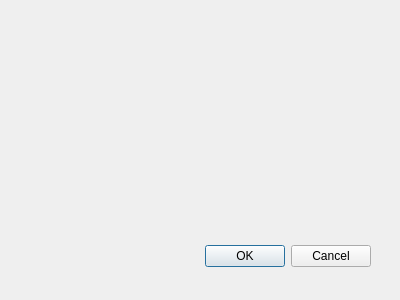
Qt form platform/shared/qt/rhodes/AlertDialog.ui (rhomobile/rhodes) before a commit.
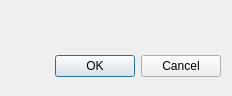
The same form after that commit.

Commit message: rhosimulator: date/time picker dialog implemented

What changed in the file:
```diff
--- a/platform/shared/qt/rhodes/AlertDialog.ui
+++ b/platform/shared/qt/rhodes/AlertDialog.ui
@@ -6,8 +6,8 @@
    <rect>
     <x>0</x>
     <y>0</y>
-    <width>400</width>
-    <height>300</height>
+    <width>232</width>
+    <height>96</height>
    </rect>
   </property>
   <property name="windowTitle">
@@ -16,9 +16,9 @@
   <widget class="QDialogButtonBox" name="buttonBox">
    <property name="geometry">
     <rect>
-     <x>30</x>
-     <y>240</y>
-     <width>341</width>
+     <x>20</x>
+     <y>50</y>
+     <width>201</width>
      <height>32</height>
     </rect>
    </property>
```
Left out of the diff: 2 changed lines with no effect on the pictures. The commit also changes 3 other files.
